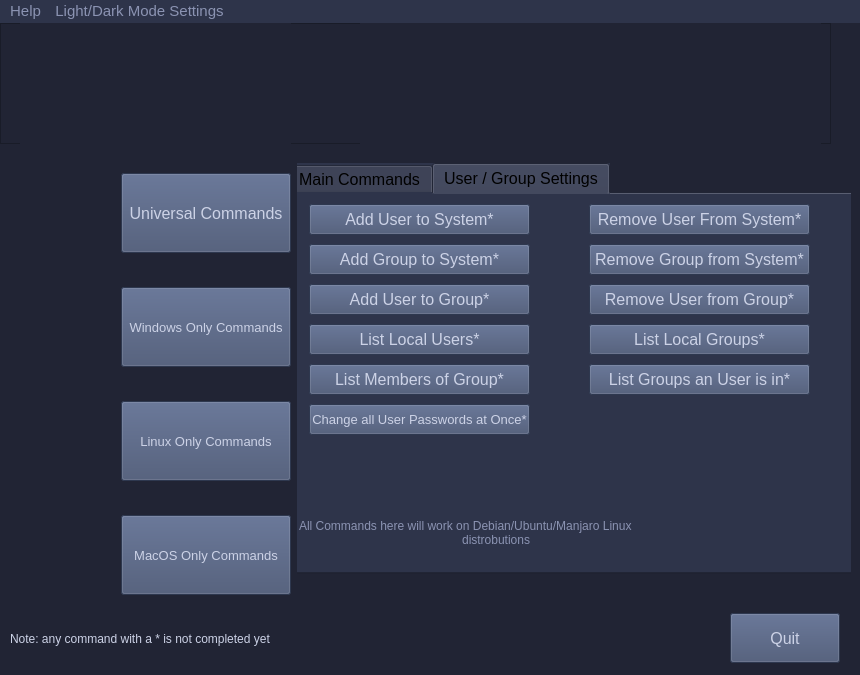
The window that GUIs/ScriptRunnerPyQt5_GUI/PyUIs/MainMenu2.ui (vipersniper0501/CP_Scripts2) describes before a commit, drawn with Qt 5.
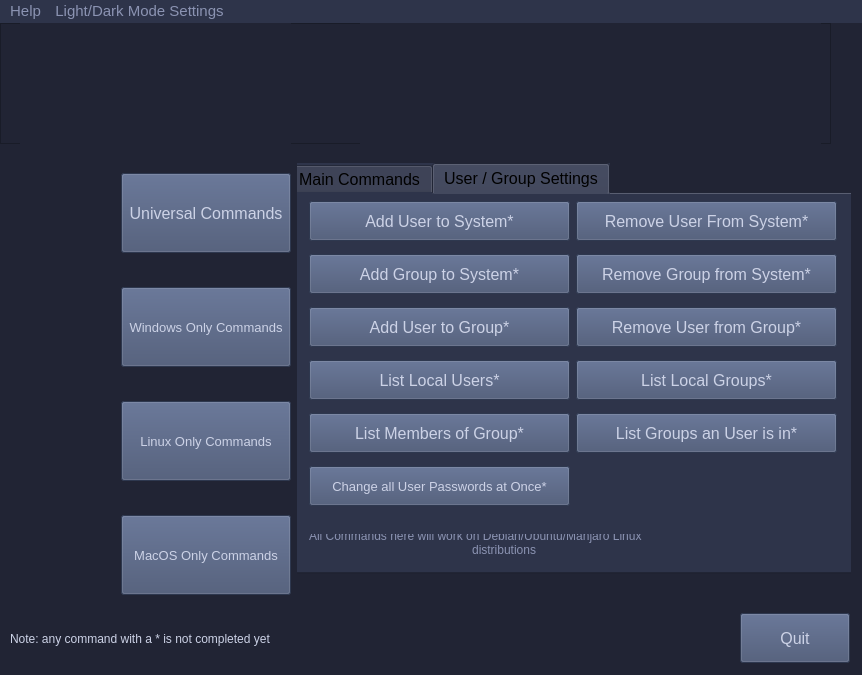
The same window after the commit. The open tabs and pages were chosen to show the change. Icons and pictures are not drawn.

Commit message: version 3.0.12.0 - Completed Windows Add User button (needs to be tested); located problem in Change all users passswords.

What changed in the file:
```diff
--- a/GUIs/ScriptRunnerPyQt5_GUI/PyUIs/MainMenu2.ui
+++ b/GUIs/ScriptRunnerPyQt5_GUI/PyUIs/MainMenu2.ui
@@ -9,14 +9,14 @@
          <rect>
              <x>0</x>
              <y>0</y>
-             <width>860</width>
+             <width>862</width>
              <height>675</height>
          </rect>
      </property>
      <property name="minimumSize">
          <size>
-             <width>0</width>
-             <height>0</height>
+             <width>860</width>
+             <height>675</height>
          </size>
      </property>
      <property name="windowTitle">
@@ -88,7 +88,7 @@
          <widget class="QPushButton" name="quit_button_3">
              <property name="geometry">
                  <rect>
-                     <x>730</x>
+                     <x>740</x>
                      <y>590</y>
                      <width>110</width>
                      <height>50</height>
@@ -1268,56 +1268,132 @@
                                      <attribute name="title">
                                          <string>User / Group Settings</string>
                                      </attribute>
-                                     <widget class="QPushButton" name="lsmemgru_4">
+                                     <widget class="QLabel" name="label_16">
                                          <property name="geometry">
                                              <rect>
                                                  <x>20</x>
-                                                 <y>170</y>
-                                                 <width>221</width>
+                                                 <y>340</y>
+                                                 <width>511</width>
                                                  <height>31</height>
                                              </rect>
                                          </property>
+                                         <property name="styleSheet">
+                                             <string notr="true">color: #8B93B2;</string>
+                                         </property>
+                                         <property name="text">
+                                             <string>All Commands here will work on Debian/Ubuntu/Manjaro Linux
+                                                 distributions
+                                             </string>
+                                         </property>
+                                         <property name="wordWrap">
+                                             <bool>true</bool>
+                                         </property>
+                                     </widget>
+                                     <widget class="QWidget" name="gridLayoutWidget_5">
+                                         <property name="geometry">
+                                             <rect>
+                                                 <x>20</x>
+                                                 <y>0</y>
+                                                 <width>528</width>
+                                                 <height>321</height>
+                                             </rect>
+                                         </property>
+                                         <layout class="QGridLayout" name="gridLayout_6">
+                                             <item row="1" column="0">
+                                                 <widget class="QPushButton" name="adgrutosys_4">
+                                                     <property name="minimumSize">
+                                                         <size>
+                                                             <width>260</width>
+                                                             <height>40</height>
+                                                         </size>
+                                                     </property>
                                          <property name="font">
                                              <font>
                                                  <pointsize>12</pointsize>
                                              </font>
                                          </property>
                                          <property name="styleSheet">
-                                             <string notr="true">background-color: #414E6E;color: #CCD2E6;</string>
+                                                         <string notr="true">background-color: #414E6E;color: #CCD2E6;
+                                                         </string>
                                          </property>
                                          <property name="text">
-                                             <string>List Members of Group*</string>
-                                         </property>
-                                     </widget>
-                                     <widget class="QPushButton" name="chngusrpas_4">
-                                         <property name="geometry">
-                                             <rect>
-                                                 <x>20</x>
-                                                 <y>210</y>
-                                                 <width>221</width>
-                                                 <height>31</height>
-                                             </rect>
+                                                         <string>Add Group to System*</string>
+                                                     </property>
+                                                 </widget>
+                                             </item>
+                                             <item row="2" column="0">
+                                                 <widget class="QPushButton" name="adusrtogru_4">
+                                                     <property name="minimumSize">
+                                                         <size>
+                                                             <width>260</width>
+                                                             <height>40</height>
+                                                         </size>
                                          </property>
                                          <property name="font">
                                              <font>
-                                                 <pointsize>10</pointsize>
+                                                             <pointsize>12</pointsize>
                                              </font>
                                          </property>
                                          <property name="styleSheet">
-                                             <string notr="true">background-color: #414E6E;color: #CCD2E6;</string>
+                                                         <string notr="true">background-color: #414E6E;color: #CCD2E6;
+                                                         </string>
                                          </property>
                                          <property name="text">
-                                             <string>Change all User Passwords at Once*</string>
-                                         </property>
-                                     </widget>
+                                                         <string>Add User to Group*</string>
+                                                     </property>
+                                                 </widget>
+                                             </item>
+                                             <item row="1" column="1">
+                                                 <widget class="QPushButton" name="rmvgrufrosys_4">
+                                                     <property name="minimumSize">
+                                                         <size>
+                                                             <width>260</width>
+                                                             <height>40</height>
+                                                         </size>
+                                                     </property>
+                                                     <property name="font">
+                                                         <font>
+                                                             <pointsize>12</pointsize>
+                                                         </font>
+                                                     </property>
+                                                     <property name="styleSheet">
+                                                         <string notr="true">background-color: #414E6E;color: #CCD2E6;
+                                                         </string>
+                                                     </property>
+                                                     <property name="text">
+                                                         <string>Remove Group from System*</string>
+                                                     </property>
+                                                 </widget>
+                                             </item>
+                                             <item row="3" column="1">
+                                                 <widget class="QPushButton" name="lslocagru_4">
+                                                     <property name="minimumSize">
+                                                         <size>
+                                                             <width>260</width>
+                                                             <height>40</height>
+                                                         </size>
+                                                     </property>
+                                                     <property name="font">
+                                                         <font>
+                                                             <pointsize>12</pointsize>
+                                                         </font>
+                                                     </property>
+                                                     <property name="styleSheet">
+                                                         <string notr="true">background-color: #414E6E;color: #CCD2E6;
+                                                         </string>
+                                                     </property>
+                                                     <property name="text">
+                                                         <string>List Local Groups*</string>
+                                                     </property>
+                                                 </widget>
+                                             </item>
+                                             <item row="0" column="1">
                                      <widget class="QPushButton" name="rmvusrfrosys_4">
-                                         <property name="geometry">
-                                             <rect>
-                                                 <x>300</x>
-                                                 <y>10</y>
-                                                 <width>221</width>
-                                                 <height>31</height>
-                                             </rect>
+                                                     <property name="minimumSize">
+                                                         <size>
+                                                             <width>260</width>
+                                                             <height>40</height>
+                                                         </size>
                                          </property>
                                          <property name="font">
                                              <font>
@@ -1331,14 +1407,14 @@
                                              <string>Remove User From System*</string>
                                          </property>
                                      </widget>
+                                             </item>
+                                             <item row="0" column="0">
                                      <widget class="QPushButton" name="adusrtosys_4">
-                                         <property name="geometry">
-                                             <rect>
-                                                 <x>20</x>
-                                                 <y>10</y>
-                                                 <width>221</width>
-                                                 <height>31</height>
-                                             </rect>
+                                                     <property name="minimumSize">
+                                                         <size>
+                                                             <width>260</width>
+                                                             <height>40</height>
+                                                         </size>
                                          </property>
                                          <property name="font">
                                              <font>
@@ -1355,14 +1431,14 @@
                                              <string>Add User to System*</string>
                                          </property>
                                      </widget>
+                                             </item>
+                                             <item row="2" column="1">
                                      <widget class="QPushButton" name="rmvusrfrogru_4">
-                                         <property name="geometry">
-                                             <rect>
-                                                 <x>300</x>
-                                                 <y>90</y>
-                                                 <width>221</width>
-                                                 <height>31</height>
-                                             </rect>
+                                                     <property name="minimumSize">
+                                                         <size>
+                                                             <width>260</width>
+                                                             <height>40</height>
+                                                         </size>
                                          </property>
                                          <property name="font">
                                              <font>
@@ -1376,35 +1452,14 @@
                                              <string>Remove User from Group*</string>
                                          </property>
                                      </widget>
-                                     <widget class="QPushButton" name="adgrutosys_4">
-                                         <property name="geometry">
-                                             <rect>
-                                                 <x>20</x>
-                                                 <y>50</y>
-                                                 <width>221</width>
-                                                 <height>31</height>
-                                             </rect>
-                                         </property>
-                                         <property name="font">
-                                             <font>
-                                                 <pointsize>12</pointsize>
-                                             </font>
-                                         </property>
-                                         <property name="styleSheet">
-                                             <string notr="true">background-color: #414E6E;color: #CCD2E6;</string>
-                                         </property>
-                                         <property name="text">
-                                             <string>Add Group to System*</string>
-                                         </property>
-                                     </widget>
+                                             </item>
+                                             <item row="3" column="0">
                                      <widget class="QPushButton" name="lslocausr_4">
-                                         <property name="geometry">
-                                             <rect>
-                                                 <x>20</x>
-                                                 <y>130</y>
-                                                 <width>221</width>
-                                                 <height>31</height>
-                                             </rect>
+                                                     <property name="minimumSize">
+                                                         <size>
+                                                             <width>260</width>
+                                                             <height>40</height>
+                                                         </size>
                                          </property>
                                          <property name="font">
                                              <font>
@@ -1418,56 +1473,14 @@
                                              <string>List Local Users*</string>
                                          </property>
                                      </widget>
-                                     <widget class="QPushButton" name="rmvgrufrosys_4">
-                                         <property name="geometry">
-                                             <rect>
-                                                 <x>300</x>
-                                                 <y>50</y>
-                                                 <width>221</width>
-                                                 <height>31</height>
-                                             </rect>
-                                         </property>
-                                         <property name="font">
-                                             <font>
-                                                 <pointsize>12</pointsize>
-                                             </font>
-                                         </property>
-                                         <property name="styleSheet">
-                                             <string notr="true">background-color: #414E6E;color: #CCD2E6;</string>
-                                         </property>
-                                         <property name="text">
-                                             <string>Remove Group from System*</string>
-                                         </property>
-                                     </widget>
-                                     <widget class="QPushButton" name="lslocagru_4">
-                                         <property name="geometry">
-                                             <rect>
-                                                 <x>300</x>
-                                                 <y>130</y>
-                                                 <width>221</width>
-                                                 <height>31</height>
-                                             </rect>
-                                         </property>
-                                         <property name="font">
-                                             <font>
-                                                 <pointsize>12</pointsize>
-                                             </font>
-                                         </property>
-                                         <property name="styleSheet">
-                                             <string notr="true">background-color: #414E6E;color: #CCD2E6;</string>
-                                         </property>
-                                         <property name="text">
-                                             <string>List Local Groups*</string>
-                                         </property>
-                                     </widget>
+                                             </item>
+                                             <item row="4" column="1">
                                      <widget class="QPushButton" name="lsgruusrin_4">
-                                         <property name="geometry">
-                                             <rect>
-                                                 <x>300</x>
-                                                 <y>170</y>
-                                                 <width>221</width>
-                                                 <height>31</height>
-                                             </rect>
+                                                     <property name="minimumSize">
+                                                         <size>
+                                                             <width>260</width>
+                                                             <height>40</height>
+                                                         </size>
                                          </property>
                                          <property name="font">
                                              <font>
@@ -1481,14 +1494,14 @@
                                              <string>List Groups an User is in*</string>
                                          </property>
                                      </widget>
-                                     <widget class="QPushButton" name="adusrtogru_4">
-                                         <property name="geometry">
-                                             <rect>
-                                                 <x>20</x>
-                                                 <y>90</y>
-                                                 <width>221</width>
-                                                 <height>31</height>
-                                             </rect>
+                                             </item>
+                                             <item row="4" column="0">
+                                                 <widget class="QPushButton" name="lsmemgru_4">
+                                                     <property name="minimumSize">
+                                                         <size>
+                                                             <width>260</width>
+                                                             <height>40</height>
+                                                         </size>
                                          </property>
                                          <property name="font">
                                              <font>
@@ -1496,32 +1509,37 @@
                                              </font>
                                          </property>
                                          <property name="styleSheet">
-                                             <string notr="true">background-color: #414E6E;color: #CCD2E6;</string>
+                                                         <string notr="true">background-color: #414E6E;color: #CCD2E6;
+                                                         </string>
                                          </property>
                                          <property name="text">
-                                             <string>Add User to Group*</string>
-                                         </property>
-                                     </widget>
-                                     <widget class="QLabel" name="label_16">
-                                         <property name="geometry">
-                                             <rect>
-                                                 <x>10</x>
-                                                 <y>320</y>
-                                                 <width>511</width>
-                                                 <height>51</height>
-                                             </rect>
+                                                         <string>List Members of Group*</string>
+                                                     </property>
+                                                 </widget>
+                                             </item>
+                                             <item row="5" column="0">
+                                                 <widget class="QPushButton" name="chngusrpas_4">
+                                                     <property name="minimumSize">
+                                                         <size>
+                                                             <width>260</width>
+                                                             <height>40</height>
+                                                         </size>
+                                                     </property>
+                                                     <property name="font">
+                                                         <font>
+                                                             <pointsize>10</pointsize>
+                                                         </font>
                                          </property>
                                          <property name="styleSheet">
-                                             <string notr="true">color: #8B93B2;</string>
-                                         </property>
-                                         <property name="text">
-                                             <string>All Commands here will work on Debian/Ubuntu/Manjaro Linux
-                                                 distrobutions
-                                             </string>
-                                         </property>
-                                         <property name="wordWrap">
-                                             <bool>true</bool>
-                                         </property>
+                                                         <string notr="true">background-color: #414E6E;color: #CCD2E6;
+                                                         </string>
+                                                     </property>
+                                                     <property name="text">
+                                                         <string>Change all User Passwords at Once*</string>
+                                                     </property>
+                                                 </widget>
+                                             </item>
+                                         </layout>
                                      </widget>
                                  </widget>
                              </widget>
@@ -1931,7 +1949,7 @@
        <rect>
            <x>0</x>
            <y>0</y>
-           <width>860</width>
+              <width>862</width>
            <height>26</height>
        </rect>
    </property>
```
Left out of the diff: 770 changed lines with no effect on the pictures. Lines whose indentation alone changed are shown as unchanged. The commit also changes 10 other files.
